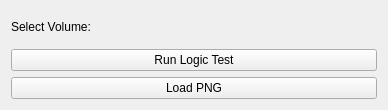
This is MyCppLoadable/Resources/UI/qSlicerMyCppLoadableModuleWidget.ui in gso5699/slicer-MySecondExtension as Qt 5 draws it before an edit. The edited form follows.
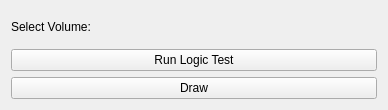
This is the edited form. Custom widgets are drawn as their Qt base class.

The edit to the form file:
```diff
--- a/MyCppLoadable/Resources/UI/qSlicerMyCppLoadableModuleWidget.ui
+++ b/MyCppLoadable/Resources/UI/qSlicerMyCppLoadableModuleWidget.ui
@@ -53,7 +53,7 @@
    <item>
     <widget class="QPushButton" name="loadPNGButton">
      <property name="text">
-      <string>Load PNG</string>
+      <string>Draw</string>
      </property>
     </widget>
    </item>
```
Left out of the diff: 2 changed lines with no effect on the pictures.
